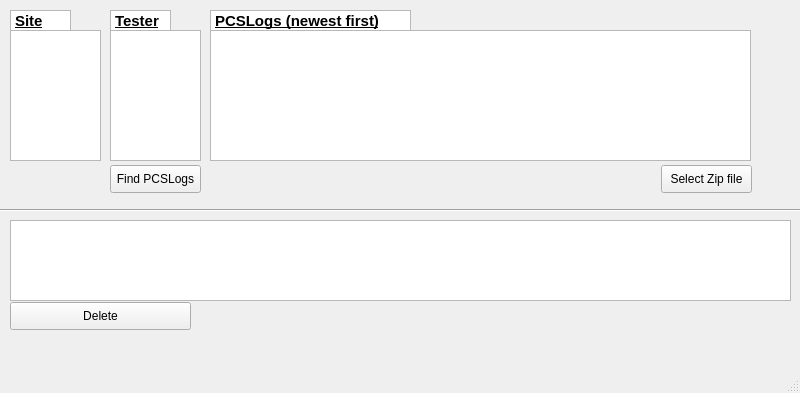
First picture: the form in layout.ui, repository collins-harry/PCSlogs_puller, before the edit.
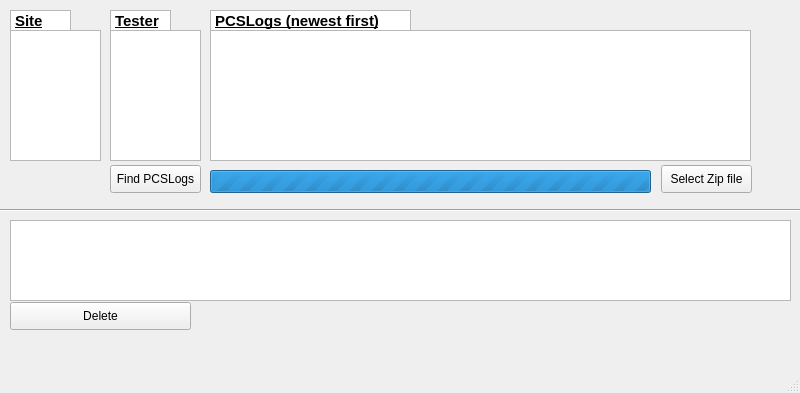
Second picture: the form after the edit.

Commit message: Update options, update url, sort files by date

Patch:
```diff
--- a/layout.ui
+++ b/layout.ui
@@ -179,6 +179,43 @@
 &lt;p style=&quot; margin-top:0px; margin-bottom:0px; margin-left:0px; margin-right:0px; -qt-block-indent:0; text-indent:0px;&quot;&gt;&lt;span style=&quot; font-size:11pt; font-weight:600; text-decoration: underline;&quot;&gt;Site&lt;/span&gt;&lt;/p&gt;&lt;/body&gt;&lt;/html&gt;</string>
     </property>
    </widget>
+   <widget class="QProgressBar" name="progressBar">
+    <property name="enabled">
+     <bool>true</bool>
+    </property>
+    <property name="geometry">
+     <rect>
+      <x>210</x>
+      <y>170</y>
+      <width>441</width>
+      <height>23</height>
+     </rect>
+    </property>
+    <property name="focusPolicy">
+     <enum>Qt::StrongFocus</enum>
+    </property>
+    <property name="contextMenuPolicy">
+     <enum>Qt::NoContextMenu</enum>
+    </property>
+    <property name="maximum">
+     <number>0</number>
+    </property>
+    <property name="value">
+     <number>-1</number>
+    </property>
+    <property name="textVisible">
+     <bool>false</bool>
+    </property>
+    <property name="orientation">
+     <enum>Qt::Horizontal</enum>
+    </property>
+    <property name="invertedAppearance">
+     <bool>false</bool>
+    </property>
+    <property name="format">
+     <string>%p%</string>
+    </property>
+   </widget>
   </widget>
   <widget class="QMenuBar" name="menubar">
    <property name="geometry">
```
Left out of the diff: 2 changed lines with no effect on the pictures. The commit also changes 2 other files.
